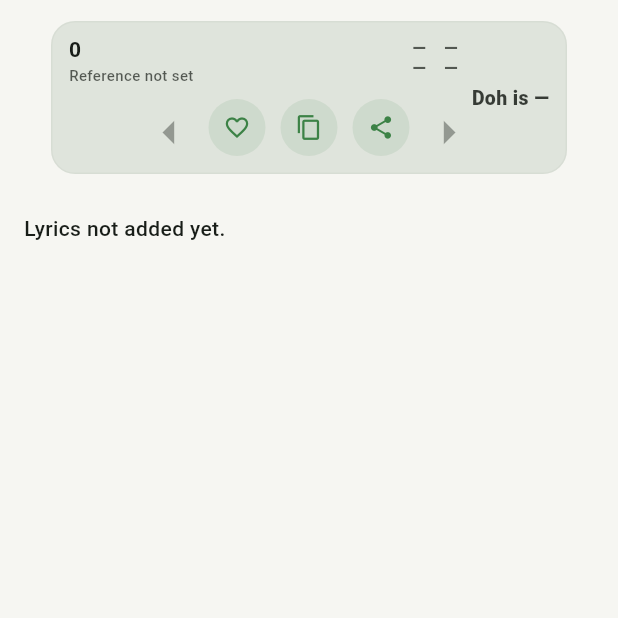
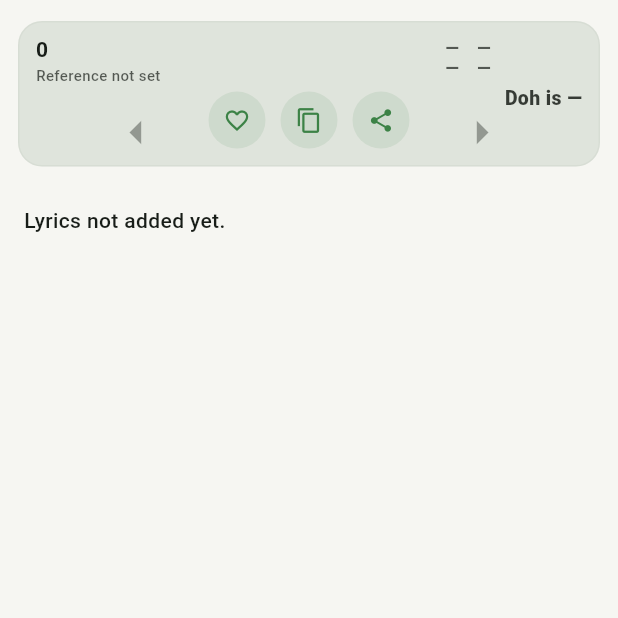
Before and after one commit to nakasanje/lusogahymnal, a Flutter app: the SongDetails screen opened directly with empty values, on a phone screen of 412 x 824 dp, the top half of it. Run offline on Flutter 3.47's test engine with Material 3 defaults, Android fonts, the phone set to English and light mode, and no system bars; our stand-ins replace share_plus, shared_preferences; accounts and stored records are empty.

Commit message:
Adjust pinned header height and padding
Reduced the height of the pinned header and adjusted padding.

```diff
--- a/lib/main.dart
+++ b/lib/main.dart
@@ -1279,10 +1279,10 @@ class SongDetails extends StatelessWidget {
           SliverPersistentHeader(
             pinned: true,
             delegate: PinnedHeaderDelegate(
-              height: 130,
+              height: 125,
               child: Container(
                 color: Theme.of(context).scaffoldBackgroundColor,
-                padding: const EdgeInsets.fromLTRB(30, 10, 30, 10),
+                padding: const EdgeInsets.fromLTRB(8, 10, 8, 10),
                 child: Card(
                   elevation: 0,
                   color: scheme.surfaceContainerHighest,
```
